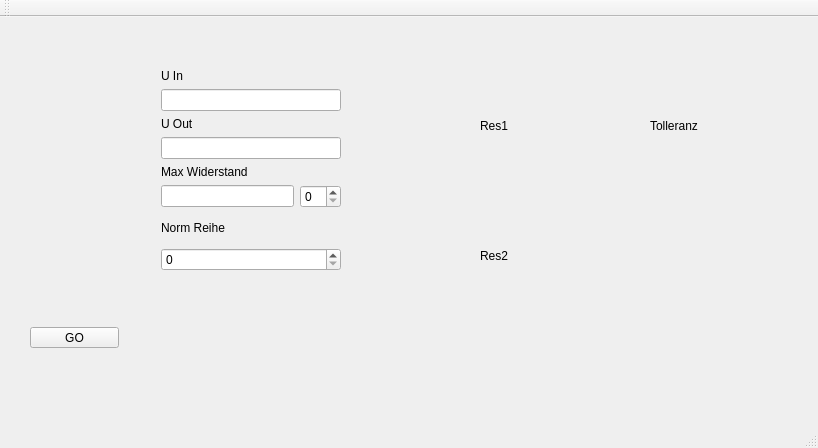
Above: UI/WiderstandsteilerUI/Widerstandsteiler.ui from Seebuebe/Widerstandsteiler before the change. Below: the same form after it.
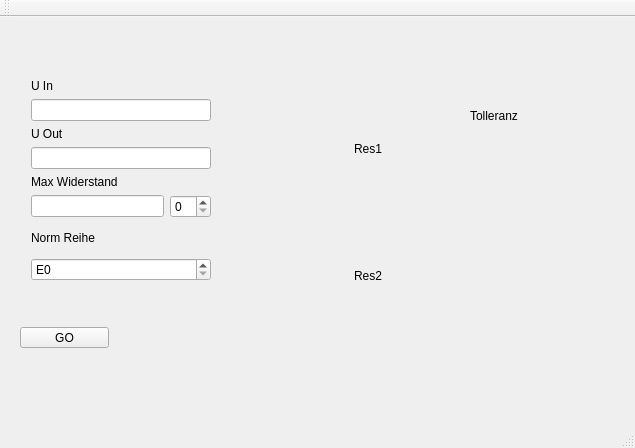
That is the form after the change. Icons and pictures are not drawn.

Patch:
```diff
--- a/UI/WiderstandsteilerUI/Widerstandsteiler.ui
+++ b/UI/WiderstandsteilerUI/Widerstandsteiler.ui
@@ -6,7 +6,7 @@
    <rect>
     <x>0</x>
     <y>0</y>
-    <width>818</width>
+    <width>635</width>
     <height>448</height>
    </rect>
   </property>
@@ -17,7 +17,7 @@
    <widget class="QPushButton" name="pushButton">
     <property name="geometry">
      <rect>
-      <x>30</x>
+      <x>20</x>
       <y>310</y>
       <width>89</width>
       <height>21</height>
@@ -30,8 +30,8 @@
    <widget class="QLabel" name="Tolleranz">
     <property name="geometry">
      <rect>
-      <x>650</x>
-      <y>100</y>
+      <x>470</x>
+      <y>90</y>
       <width>67</width>
       <height>17</height>
      </rect>
@@ -40,24 +40,11 @@
      <string>Tolleranz</string>
     </property>
    </widget>
-   <widget class="QLabel" name="Res2">
-    <property name="geometry">
-     <rect>
-      <x>480</x>
-      <y>230</y>
-      <width>67</width>
-      <height>17</height>
-     </rect>
-    </property>
-    <property name="text">
-     <string>Res2</string>
-    </property>
-   </widget>
    <widget class="QWidget" name="layoutWidget">
     <property name="geometry">
      <rect>
-      <x>150</x>
-      <y>41</y>
+      <x>20</x>
+      <y>51</y>
       <width>202</width>
       <height>224</height>
      </rect>
@@ -122,40 +109,70 @@
         </widget>
        </item>
        <item>
-        <widget class="QSpinBox" name="NormReihe"/>
+        <widget class="QSpinBox" name="NormReihe">
+         <property name="autoFillBackground">
+          <bool>false</bool>
+         </property>
+         <property name="prefix">
+          <string>E</string>
+         </property>
+         <property name="EReihen" stdset="0">
+          <stringlist>
+           <string>E3</string>
+           <string>E6</string>
+           <string>E12</string>
+           <string>E24</string>
+           <string>E48</string>
+           <string>E96</string>
+           <string>E192</string>
+          </stringlist>
+         </property>
+        </widget>
        </item>
       </layout>
      </item>
     </layout>
    </widget>
-   <widget class="QLabel" name="Picture">
+   <widget class="QWidget" name="">
     <property name="geometry">
      <rect>
-      <x>380</x>
-      <y>0</y>
-      <width>91</width>
-      <height>341</height>
+      <x>260</x>
+      <y>60</y>
+      <width>181</width>
+      <height>270</height>
      </rect>
     </property>
-    <property name="text">
-     <string/>
-    </property>
-    <property name="pixmap">
-     <pixmap>Images/Widerstand.svg</pixmap>
-    </property>
-   </widget>
-   <widget class="QLabel" name="Res1">
-    <property name="geometry">
-     <rect>
-      <x>480</x>
-      <y>100</y>
-      <width>67</width>
-      <height>17</height>
-     </rect>
-    </property>
-    <property name="text">
-     <string>Res1</string>
-    </property>
+    <layout class="QHBoxLayout" name="horizontalLayout_2">
+     <item>
+      <widget class="QLabel" name="Picture">
+       <property name="text">
+        <string/>
+       </property>
+       <property name="pixmap">
+        <pixmap>Images/Widerstand.svg</pixmap>
+       </property>
+      </widget>
+     </item>
+     <item>
+      <layout class="QVBoxLayout" name="verticalLayout_6">
+       <item>
+        <widget class="QLabel" name="Res1">
+         <property name="text">
+          <string>Res1</string>
+         </property>
+        </widget>
+       </item>
+       <item>
+        <widget class="QLabel" name="Res2">
+         <property name="text">
+          <string>Res2</string>
+         </property>
+        </widget>
+       </item>
+      </layout>
+     </item>
+    </layout>
+    <zorder>Picture</zorder>
    </widget>
   </widget>
   <widget class="QMenuBar" name="menuBar">
```
Left out of the diff: 10 changed lines with no effect on the pictures.
